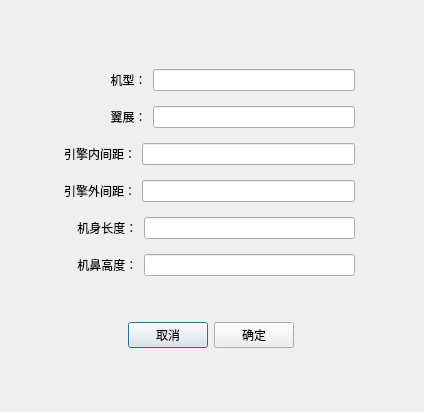
heathen557/Berthmanager_ubantu14, file add_model.ui: the form before one commit.
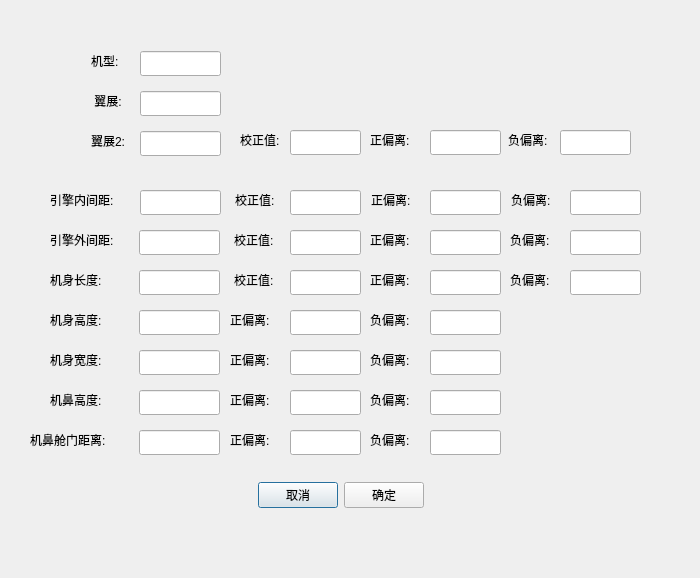
The form after the commit.

Commit message: 机型表增加:翼展长度/校正值/正负偏离

```diff
--- a/add_model.ui
+++ b/add_model.ui
@@ -6,8 +6,8 @@
    <rect>
     <x>0</x>
     <y>0</y>
-    <width>424</width>
-    <height>412</height>
+    <width>700</width>
+    <height>578</height>
    </rect>
   </property>
   <property name="windowTitle">
@@ -16,104 +16,8 @@
   <widget class="QWidget" name="layoutWidget">
    <property name="geometry">
     <rect>
-     <x>64</x>
-     <y>60</y>
-     <width>291</width>
-     <height>231</height>
-    </rect>
-   </property>
-   <layout class="QVBoxLayout" name="verticalLayout">
-    <item>
-     <layout class="QHBoxLayout" name="horizontalLayout">
-      <item>
-       <widget class="QLabel" name="label">
-        <property name="text">
-         <string>              机型：</string>
-        </property>
-       </widget>
-      </item>
-      <item>
-       <widget class="QLineEdit" name="lineEdit"/>
-      </item>
-     </layout>
-    </item>
-    <item>
-     <layout class="QHBoxLayout" name="horizontalLayout_2">
-      <item>
-       <widget class="QLabel" name="label_2">
-        <property name="text">
-         <string>              翼展：</string>
-        </property>
-       </widget>
-      </item>
-      <item>
-       <widget class="QLineEdit" name="lineEdit_2"/>
-      </item>
-     </layout>
-    </item>
-    <item>
-     <layout class="QHBoxLayout" name="horizontalLayout_3">
-      <item>
-       <widget class="QLabel" name="label_3">
-        <property name="text">
-         <string>引擎内间距：</string>
-        </property>
-       </widget>
-      </item>
-      <item>
-       <widget class="QLineEdit" name="lineEdit_3"/>
-      </item>
-     </layout>
-    </item>
-    <item>
-     <layout class="QHBoxLayout" name="horizontalLayout_4">
-      <item>
-       <widget class="QLabel" name="label_4">
-        <property name="text">
-         <string>引擎外间距：</string>
-        </property>
-       </widget>
-      </item>
-      <item>
-       <widget class="QLineEdit" name="lineEdit_4"/>
-      </item>
-     </layout>
-    </item>
-    <item>
-     <layout class="QHBoxLayout" name="horizontalLayout_5">
-      <item>
-       <widget class="QLabel" name="label_5">
-        <property name="text">
-         <string>    机身长度：</string>
-        </property>
-       </widget>
-      </item>
-      <item>
-       <widget class="QLineEdit" name="lineEdit_5"/>
-      </item>
-     </layout>
-    </item>
-    <item>
-     <layout class="QHBoxLayout" name="horizontalLayout_6">
-      <item>
-       <widget class="QLabel" name="label_6">
-        <property name="text">
-         <string>    机鼻高度：</string>
-        </property>
-       </widget>
-      </item>
-      <item>
-       <widget class="QLineEdit" name="lineEdit_6"/>
-      </item>
-     </layout>
-    </item>
-   </layout>
-  </widget>
-  <widget class="QWidget" name="layoutWidget">
-   <property name="geometry">
-    <rect>
-     <x>60</x>
-     <y>320</y>
+     <x>190</x>
+     <y>480</y>
      <width>301</width>
      <height>30</height>
     </rect>
@@ -161,6 +65,696 @@
     </item>
    </layout>
   </widget>
+  <widget class="QLabel" name="label_7">
+   <property name="geometry">
+    <rect>
+     <x>50</x>
+     <y>190</y>
+     <width>81</width>
+     <height>20</height>
+    </rect>
+   </property>
+   <property name="text">
+    <string>引擎内间距:</string>
+   </property>
+  </widget>
+  <widget class="QLineEdit" name="lineEdit_7">
+   <property name="geometry">
+    <rect>
+     <x>140</x>
+     <y>190</y>
+     <width>81</width>
+     <height>25</height>
+    </rect>
+   </property>
+  </widget>
+  <widget class="QLabel" name="label_8">
+   <property name="geometry">
+    <rect>
+     <x>235</x>
+     <y>190</y>
+     <width>49</width>
+     <height>20</height>
+    </rect>
+   </property>
+   <property name="text">
+    <string>校正值:</string>
+   </property>
+  </widget>
+  <widget class="QLineEdit" name="lineEdit_9">
+   <property name="geometry">
+    <rect>
+     <x>430</x>
+     <y>190</y>
+     <width>71</width>
+     <height>25</height>
+    </rect>
+   </property>
+  </widget>
+  <widget class="QLineEdit" name="lineEdit_8">
+   <property name="geometry">
+    <rect>
+     <x>290</x>
+     <y>190</y>
+     <width>71</width>
+     <height>25</height>
+    </rect>
+   </property>
+  </widget>
+  <widget class="QLabel" name="label_9">
+   <property name="geometry">
+    <rect>
+     <x>371</x>
+     <y>190</y>
+     <width>49</width>
+     <height>20</height>
+    </rect>
+   </property>
+   <property name="text">
+    <string>正偏离:</string>
+   </property>
+  </widget>
+  <widget class="QLabel" name="label_10">
+   <property name="geometry">
+    <rect>
+     <x>511</x>
+     <y>190</y>
+     <width>49</width>
+     <height>20</height>
+    </rect>
+   </property>
+   <property name="text">
+    <string>负偏离:</string>
+   </property>
+  </widget>
+  <widget class="QLineEdit" name="lineEdit_10">
+   <property name="geometry">
+    <rect>
+     <x>570</x>
+     <y>190</y>
+     <width>71</width>
+     <height>25</height>
+    </rect>
+   </property>
+  </widget>
+  <widget class="QLineEdit" name="lineEdit_11">
+   <property name="geometry">
+    <rect>
+     <x>139</x>
+     <y>230</y>
+     <width>81</width>
+     <height>25</height>
+    </rect>
+   </property>
+  </widget>
+  <widget class="QLineEdit" name="lineEdit_12">
+   <property name="geometry">
+    <rect>
+     <x>290</x>
+     <y>230</y>
+     <width>71</width>
+     <height>25</height>
+    </rect>
+   </property>
+  </widget>
+  <widget class="QLineEdit" name="lineEdit_13">
+   <property name="geometry">
+    <rect>
+     <x>430</x>
+     <y>230</y>
+     <width>71</width>
+     <height>25</height>
+    </rect>
+   </property>
+  </widget>
+  <widget class="QLabel" name="label_11">
+   <property name="geometry">
+    <rect>
+     <x>370</x>
+     <y>230</y>
+     <width>49</width>
+     <height>20</height>
+    </rect>
+   </property>
+   <property name="text">
+    <string>正偏离:</string>
+   </property>
+  </widget>
+  <widget class="QLabel" name="label_12">
+   <property name="geometry">
+    <rect>
+     <x>234</x>
+     <y>230</y>
+     <width>49</width>
+     <height>20</height>
+    </rect>
+   </property>
+   <property name="text">
+    <string>校正值:</string>
+   </property>
+  </widget>
+  <widget class="QLabel" name="label_13">
+   <property name="geometry">
+    <rect>
+     <x>510</x>
+     <y>230</y>
+     <width>49</width>
+     <height>20</height>
+    </rect>
+   </property>
+   <property name="text">
+    <string>负偏离:</string>
+   </property>
+  </widget>
+  <widget class="QLineEdit" name="lineEdit_14">
+   <property name="geometry">
+    <rect>
+     <x>570</x>
+     <y>230</y>
+     <width>71</width>
+     <height>25</height>
+    </rect>
+   </property>
+  </widget>
+  <widget class="QLabel" name="label_14">
+   <property name="geometry">
+    <rect>
+     <x>50</x>
+     <y>230</y>
+     <width>81</width>
+     <height>20</height>
+    </rect>
+   </property>
+   <property name="text">
+    <string>引擎外间距:</string>
+   </property>
+  </widget>
+  <widget class="QLineEdit" name="lineEdit_15">
+   <property name="geometry">
+    <rect>
+     <x>139</x>
+     <y>270</y>
+     <width>81</width>
+     <height>25</height>
+    </rect>
+   </property>
+  </widget>
+  <widget class="QLineEdit" name="lineEdit_16">
+   <property name="geometry">
+    <rect>
+     <x>290</x>
+     <y>270</y>
+     <width>71</width>
+     <height>25</height>
+    </rect>
+   </property>
+  </widget>
+  <widget class="QLineEdit" name="lineEdit_17">
+   <property name="geometry">
+    <rect>
+     <x>430</x>
+     <y>270</y>
+     <width>71</width>
+     <height>25</height>
+    </rect>
+   </property>
+  </widget>
+  <widget class="QLabel" name="label_15">
+   <property name="geometry">
+    <rect>
+     <x>370</x>
+     <y>270</y>
+     <width>49</width>
+     <height>20</height>
+    </rect>
+   </property>
+   <property name="text">
+    <string>正偏离:</string>
+   </property>
+  </widget>
+  <widget class="QLabel" name="label_16">
+   <property name="geometry">
+    <rect>
+     <x>234</x>
+     <y>270</y>
+     <width>49</width>
+     <height>20</height>
+    </rect>
+   </property>
+   <property name="text">
+    <string>校正值:</string>
+   </property>
+  </widget>
+  <widget class="QLabel" name="label_17">
+   <property name="geometry">
+    <rect>
+     <x>510</x>
+     <y>270</y>
+     <width>49</width>
+     <height>20</height>
+    </rect>
+   </property>
+   <property name="text">
+    <string>负偏离:</string>
+   </property>
+  </widget>
+  <widget class="QLineEdit" name="lineEdit_18">
+   <property name="geometry">
+    <rect>
+     <x>570</x>
+     <y>270</y>
+     <width>71</width>
+     <height>25</height>
+    </rect>
+   </property>
+  </widget>
+  <widget class="QLabel" name="label_18">
+   <property name="geometry">
+    <rect>
+     <x>50</x>
+     <y>270</y>
+     <width>81</width>
+     <height>20</height>
+    </rect>
+   </property>
+   <property name="text">
+    <string>机身长度:</string>
+   </property>
+  </widget>
+  <widget class="QLineEdit" name="lineEdit_19">
+   <property name="geometry">
+    <rect>
+     <x>139</x>
+     <y>310</y>
+     <width>81</width>
+     <height>25</height>
+    </rect>
+   </property>
+  </widget>
+  <widget class="QLineEdit" name="lineEdit_20">
+   <property name="geometry">
+    <rect>
+     <x>290</x>
+     <y>310</y>
+     <width>71</width>
+     <height>25</height>
+    </rect>
+   </property>
+  </widget>
+  <widget class="QLineEdit" name="lineEdit_21">
+   <property name="geometry">
+    <rect>
+     <x>430</x>
+     <y>310</y>
+     <width>71</width>
+     <height>25</height>
+    </rect>
+   </property>
+  </widget>
+  <widget class="QLabel" name="label_19">
+   <property name="geometry">
+    <rect>
+     <x>230</x>
+     <y>310</y>
+     <width>49</width>
+     <height>20</height>
+    </rect>
+   </property>
+   <property name="text">
+    <string>正偏离:</string>
+   </property>
+  </widget>
+  <widget class="QLabel" name="label_21">
+   <property name="geometry">
+    <rect>
+     <x>370</x>
+     <y>310</y>
+     <width>49</width>
+     <height>20</height>
+    </rect>
+   </property>
+   <property name="text">
+    <string>负偏离:</string>
+   </property>
+  </widget>
+  <widget class="QLabel" name="label_22">
+   <property name="geometry">
+    <rect>
+     <x>50</x>
+     <y>310</y>
+     <width>81</width>
+     <height>20</height>
+    </rect>
+   </property>
+   <property name="text">
+    <string>机身高度:</string>
+   </property>
+  </widget>
+  <widget class="QLineEdit" name="lineEdit_22">
+   <property name="geometry">
+    <rect>
+     <x>139</x>
+     <y>350</y>
+     <width>81</width>
+     <height>25</height>
+    </rect>
+   </property>
+  </widget>
+  <widget class="QLineEdit" name="lineEdit_24">
+   <property name="geometry">
+    <rect>
+     <x>430</x>
+     <y>350</y>
+     <width>71</width>
+     <height>25</height>
+    </rect>
+   </property>
+  </widget>
+  <widget class="QLineEdit" name="lineEdit_23">
+   <property name="geometry">
+    <rect>
+     <x>290</x>
+     <y>350</y>
+     <width>71</width>
+     <height>25</height>
+    </rect>
+   </property>
+  </widget>
+  <widget class="QLabel" name="label_23">
+   <property name="geometry">
+    <rect>
+     <x>230</x>
+     <y>350</y>
+     <width>49</width>
+     <height>20</height>
+    </rect>
+   </property>
+   <property name="text">
+    <string>正偏离:</string>
+   </property>
+  </widget>
+  <widget class="QLabel" name="label_25">
+   <property name="geometry">
+    <rect>
+     <x>370</x>
+     <y>350</y>
+     <width>49</width>
+     <height>20</height>
+    </rect>
+   </property>
+   <property name="text">
+    <string>负偏离:</string>
+   </property>
+  </widget>
+  <widget class="QLabel" name="label_26">
+   <property name="geometry">
+    <rect>
+     <x>50</x>
+     <y>350</y>
+     <width>81</width>
+     <height>20</height>
+    </rect>
+   </property>
+   <property name="text">
+    <string>机身宽度:</string>
+   </property>
+  </widget>
+  <widget class="QLineEdit" name="lineEdit_25">
+   <property name="geometry">
+    <rect>
+     <x>139</x>
+     <y>390</y>
+     <width>81</width>
+     <height>25</height>
+    </rect>
+   </property>
+  </widget>
+  <widget class="QLineEdit" name="lineEdit_27">
+   <property name="geometry">
+    <rect>
+     <x>430</x>
+     <y>390</y>
+     <width>71</width>
+     <height>25</height>
+    </rect>
+   </property>
+  </widget>
+  <widget class="QLineEdit" name="lineEdit_26">
+   <property name="geometry">
+    <rect>
+     <x>290</x>
+     <y>390</y>
+     <width>71</width>
+     <height>25</height>
+    </rect>
+   </property>
+  </widget>
+  <widget class="QLabel" name="label_27">
+   <property name="geometry">
+    <rect>
+     <x>230</x>
+     <y>390</y>
+     <width>49</width>
+     <height>20</height>
+    </rect>
+   </property>
+   <property name="text">
+    <string>正偏离:</string>
+   </property>
+  </widget>
+  <widget class="QLabel" name="label_29">
+   <property name="geometry">
+    <rect>
+     <x>370</x>
+     <y>390</y>
+     <width>49</width>
+     <height>20</height>
+    </rect>
+   </property>
+   <property name="text">
+    <string>负偏离:</string>
+   </property>
+  </widget>
+  <widget class="QLabel" name="label_30">
+   <property name="geometry">
+    <rect>
+     <x>50</x>
+     <y>390</y>
+     <width>81</width>
+     <height>20</height>
+    </rect>
+   </property>
+   <property name="text">
+    <string>机鼻高度:</string>
+   </property>
+  </widget>
+  <widget class="QLineEdit" name="lineEdit_28">
+   <property name="geometry">
+    <rect>
+     <x>139</x>
+     <y>430</y>
+     <width>81</width>
+     <height>25</height>
+    </rect>
+   </property>
+  </widget>
+  <widget class="QLineEdit" name="lineEdit_30">
+   <property name="geometry">
+    <rect>
+     <x>430</x>
+     <y>430</y>
+     <width>71</width>
+     <height>25</height>
+    </rect>
+   </property>
+  </widget>
+  <widget class="QLineEdit" name="lineEdit_29">
+   <property name="geometry">
+    <rect>
+     <x>290</x>
+     <y>430</y>
+     <width>71</width>
+     <height>25</height>
+    </rect>
+   </property>
+  </widget>
+  <widget class="QLabel" name="label_31">
+   <property name="geometry">
+    <rect>
+     <x>230</x>
+     <y>430</y>
+     <width>49</width>
+     <height>20</height>
+    </rect>
+   </property>
+   <property name="text">
+    <string>正偏离:</string>
+   </property>
+  </widget>
+  <widget class="QLabel" name="label_33">
+   <property name="geometry">
+    <rect>
+     <x>370</x>
+     <y>430</y>
+     <width>49</width>
+     <height>20</height>
+    </rect>
+   </property>
+   <property name="text">
+    <string>负偏离:</string>
+   </property>
+  </widget>
+  <widget class="QLabel" name="label_34">
+   <property name="geometry">
+    <rect>
+     <x>30</x>
+     <y>430</y>
+     <width>101</width>
+     <height>20</height>
+    </rect>
+   </property>
+   <property name="text">
+    <string>机鼻舱门距离:</string>
+   </property>
+  </widget>
+  <widget class="QLineEdit" name="lineEdit_2">
+   <property name="geometry">
+    <rect>
+     <x>140</x>
+     <y>91</y>
+     <width>81</width>
+     <height>25</height>
+    </rect>
+   </property>
+  </widget>
+  <widget class="QLabel" name="label_2">
+   <property name="geometry">
+    <rect>
+     <x>91</x>
+     <y>91</y>
+     <width>41</width>
+     <height>20</height>
+    </rect>
+   </property>
+   <property name="text">
+    <string> 翼展:</string>
+   </property>
+  </widget>
+  <widget class="QLabel" name="label">
+   <property name="geometry">
+    <rect>
+     <x>91</x>
+     <y>51</y>
+     <width>34</width>
+     <height>20</height>
+    </rect>
+   </property>
+   <property name="text">
+    <string>机型:</string>
+   </property>
+  </widget>
+  <widget class="QLineEdit" name="lineEdit">
+   <property name="geometry">
+    <rect>
+     <x>140</x>
+     <y>51</y>
+     <width>81</width>
+     <height>25</height>
+    </rect>
+   </property>
+  </widget>
+  <widget class="QLabel" name="label_3">
+   <property name="geometry">
+    <rect>
+     <x>91</x>
+     <y>131</y>
+     <width>43</width>
+     <height>20</height>
+    </rect>
+   </property>
+   <property name="text">
+    <string>翼展2:</string>
+   </property>
+  </widget>
+  <widget class="QLineEdit" name="lineEdit_3">
+   <property name="geometry">
+    <rect>
+     <x>140</x>
+     <y>131</y>
+     <width>81</width>
+     <height>25</height>
+    </rect>
+   </property>
+  </widget>
+  <widget class="QLabel" name="label_4">
+   <property name="geometry">
+    <rect>
+     <x>240</x>
+     <y>130</y>
+     <width>49</width>
+     <height>20</height>
+    </rect>
+   </property>
+   <property name="text">
+    <string>校正值:</string>
+   </property>
+  </widget>
+  <widget class="QLineEdit" name="lineEdit_4">
+   <property name="geometry">
+    <rect>
+     <x>290</x>
+     <y>130</y>
+     <width>71</width>
+     <height>25</height>
+    </rect>
+   </property>
+  </widget>
+  <widget class="QLineEdit" name="lineEdit_5">
+   <property name="geometry">
+    <rect>
+     <x>430</x>
+     <y>130</y>
+     <width>71</width>
+     <height>25</height>
+    </rect>
+   </property>
+  </widget>
+  <widget class="QLabel" name="label_5">
+   <property name="geometry">
+    <rect>
+     <x>370</x>
+     <y>130</y>
+     <width>49</width>
+     <height>20</height>
+    </rect>
+   </property>
+   <property name="text">
+    <string>正偏离:</string>
+   </property>
+  </widget>
+  <widget class="QLabel" name="label_6">
+   <property name="geometry">
+    <rect>
+     <x>508</x>
+     <y>130</y>
+     <width>51</width>
+     <height>20</height>
+    </rect>
+   </property>
+   <property name="text">
+    <string>负偏离:</string>
+   </property>
+  </widget>
+  <widget class="QLineEdit" name="lineEdit_6">
+   <property name="geometry">
+    <rect>
+     <x>560</x>
+     <y>130</y>
+     <width>71</width>
+     <height>25</height>
+    </rect>
+   </property>
+  </widget>
  </widget>
  <resources/>
  <connections/>
```
The commit also changes 8 other files.
